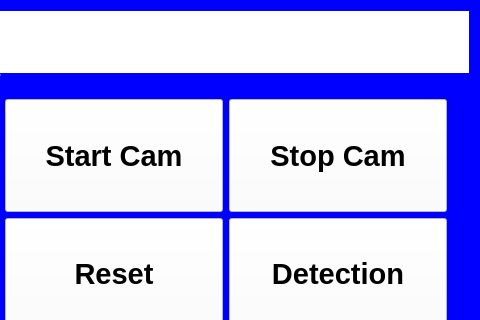
This is MainWindow/mainwindow.ui in RASC-AL/UX as Qt 5 draws it before an edit; both pictures show x 499 to 979 and y 0 to 320 of the 979 by 600 pixel window. The edited form follows.
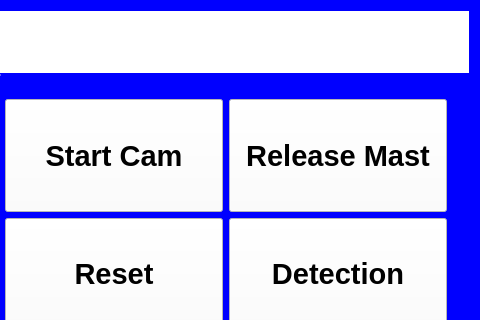
This is the edited form. Icons and pictures are not drawn.

```diff
--- a/MainWindow/mainwindow.ui
+++ b/MainWindow/mainwindow.ui
@@ -689,7 +689,7 @@
              <string notr="true">background-color: rgb(255, 255, 255);</string>
             </property>
             <property name="text">
-             <string>Stop Cam</string>
+             <string>Release Mast</string>
             </property>
            </widget>
           </item>
```
Left out of the diff: 8 changed lines with no effect on the pictures.
